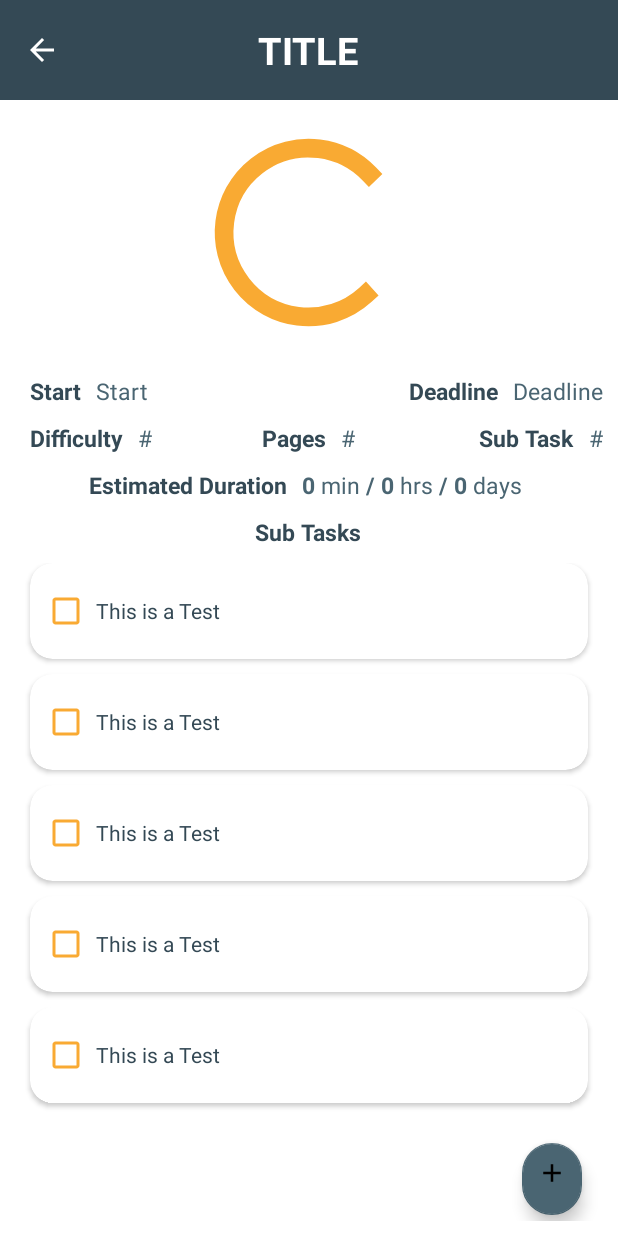
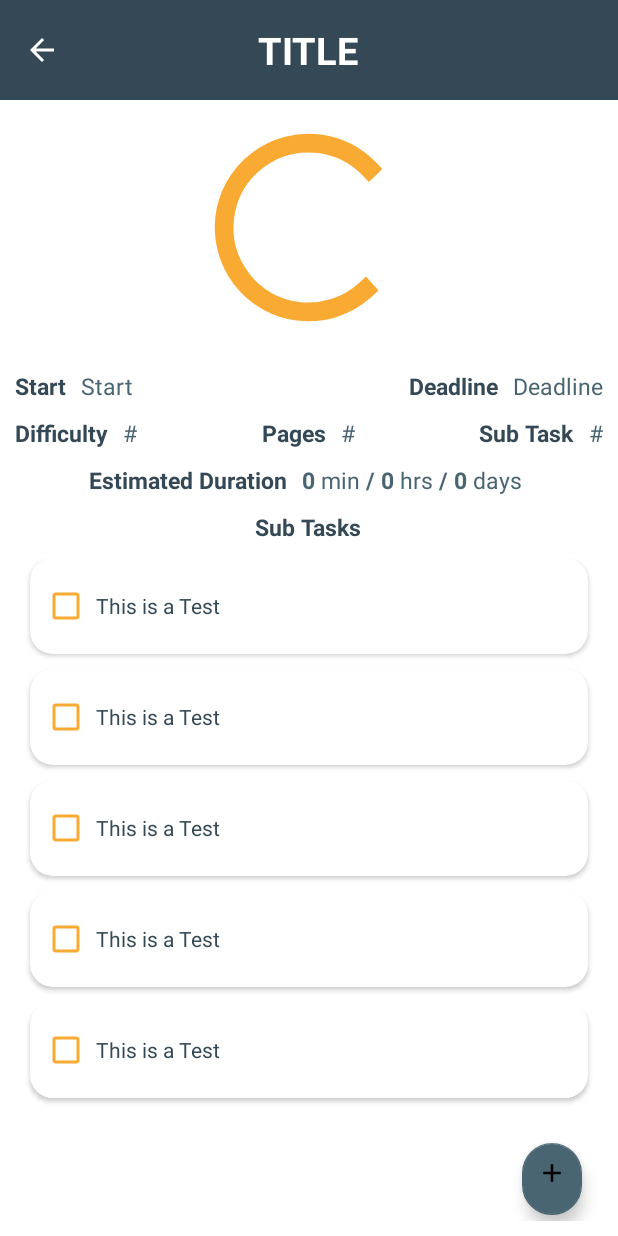
Before and after one commit to ArrsDesign/O-Clock, an Android app: the Task_Display screen opened directly, with no data from a screen before it, on a phone screen of 412 x 824 dp. Run offline under Robolectric (Android 15) with nearby library versions, the phone set to English and light mode, and no system bars; our stand-ins replace Firebase (no records; nobody signed in at launch, a user with empty details on screens opened directly); 1 statement that could not run was skipped.

Commit message:
from saturday

```diff
--- a/app/src/main/java/com/arrsdesign/oclock/Task2_Fragments/Current.java
+++ b/app/src/main/java/com/arrsdesign/oclock/Task2_Fragments/Current.java
@@ -70,6 +70,8 @@ public class Current extends Fragment {
             }
         });
 
+
+
         return view;
     }
 }
--- a/app/src/main/java/com/arrsdesign/oclock/modelSubTask/Task_Display.java
+++ b/app/src/main/java/com/arrsdesign/oclock/modelSubTask/Task_Display.java
@@ -12,6 +12,7 @@ import android.text.Layout;
 import android.util.Log;
 import android.view.View;
 import android.widget.ImageView;
+import android.widget.LinearLayout;
 import android.widget.ProgressBar;
 import android.widget.TextView;
 import android.widget.Toast;
@@ -34,7 +35,7 @@ public class Task_Display extends AppCompatActivity {
 
     FloatingActionButton fab;
 
-    TextView titleTask, startDate, endDate, difficultyNumber, numberPages, numberSub, timeInMinutes, timeInHours, timeInDays;
+    TextView title, start, end, difficulty, pages, sub, minutes, hours, days;
 
 
     RecyclerView subRecycler;
@@ -45,6 +46,7 @@ public class Task_Display extends AppCompatActivity {
     ArrayList<TaskInput> inputList;
     Context context;
     AdapterC adapterC;
+    LinearLayout layout;
 
     ArrayList<TaskInput> taskInputs;
 
@@ -53,17 +55,18 @@ public class Task_Display extends AppCompatActivity {
         super.onCreate(savedInstanceState);
         setContentView(R.layout.activity_task__display);
 
-        titleTask = findViewById(R.id.toolbarTitle);
-        startDate = findViewById(R.id.startDate);
-        endDate = findViewById(R.id.endDate);
-        difficultyNumber = findViewById(R.id.difficultyNumber);
-        numberPages = findViewById(R.id.numberPages);
-        numberSub = findViewById(R.id.numberSub);
-        timeInMinutes = findViewById(R.id.timeInMinutes);
-        timeInHours = findViewById(R.id.timeInHours);
-        timeInDays = findViewById(R.id.timeInDays);
+        title = findViewById(R.id.titleTask);
+        start = findViewById(R.id.startDate);
+        end = findViewById(R.id.endDate);
+        difficulty = findViewById(R.id.difficultyNumber);
+        pages = findViewById(R.id.numberPages);
+        sub = findViewById(R.id.numberSub);
+        minutes = findViewById(R.id.timeInMinutes);
+        hours = findViewById(R.id.timeInHours);
+        days = findViewById(R.id.timeInDays);
 
         inputList = new ArrayList<TaskInput>();
+        layout = findViewById(R.id.dataHolder);
 
         subRecycler = findViewById(R.id.subTaskRecycler);
 
@@ -100,31 +103,8 @@ public class Task_Display extends AppCompatActivity {
 
         //Get Firebase Data
         reference = FirebaseDatabase.getInstance().getReference().child("OClock");
-        reference.child("OClock").addValueEventListener(new ValueEventListener() {
-            @Override
-            public void onDataChange(@NonNull DataSnapshot snapshot) {
-                if (snapshot.exists()){
 
-                    String titleTask = snapshot.child("titleTask").getValue().toString();
-                    String startDate = snapshot.child("startDate").getValue().toString();
-                    String endDate = snapshot.child("endDate").getValue().toString();
-                    String difficultyNumber = snapshot.child("difficultyNumber").getValue().toString();
-                    String numberPages = snapshot.child("numberPages").getValue().toString();
-                    String numberSub = snapshot.child("numberSub").getValue().toString();
-                    String timeInMinutes = snapshot.child("timeInMinutes").getValue().toString();
-                    String timeInHours = snapshot.child("timeInHours").getValue().toString();
-                    String timeInDays = snapshot.child("timeInDays").getValue().toString();
-
-                }
-
-            }
-
-            @Override
-            public void onCancelled(@NonNull DatabaseError error) {
-
-            }
-        });
-
+        getIncom
 
 
     }
--- a/app/src/main/res/layout/activity_task__display.xml
+++ b/app/src/main/res/layout/activity_task__display.xml
@@ -1,9 +1,11 @@
 <?xml version="1.0" encoding="utf-8"?>
-<androidx.constraintlayout.widget.ConstraintLayout xmlns:android="http://schemas.android.com/apk/res/android"
+<LinearLayout xmlns:android="http://schemas.android.com/apk/res/android"
     xmlns:app="http://schemas.android.com/apk/res-auto"
     xmlns:tools="http://schemas.android.com/tools"
     android:layout_width="match_parent"
     android:layout_height="match_parent"
+    android:orientation="vertical"
+    android:id="@+id/dataHolder"
     tools:context=".modelSubTask.Task_Display">
 
     <include layout="@layout/toolbar2"
@@ -26,7 +28,6 @@
             <ProgressBar
                 android:layout_width="150dp"
                 android:layout_height="150dp"
-                android:layout_marginTop="70dp"
                 android:id="@+id/progress_circular"
                 android:layout_marginBottom="20dp"
                 android:layout_centerHorizontal="true"/>
@@ -38,7 +39,6 @@
                 android:layout_height="wrap_content"
                 android:layout_below="@+id/progress_circular"
                 android:layout_marginRight="10dp"
-                android:layout_marginLeft="10dp"
                 android:text="Start"
                 android:textColor="@color/text_bottom"
                 android:textSize="15dp"
@@ -84,7 +84,6 @@
                 android:layout_below="@+id/endDate"
                 android:layout_alignParentStart="true"
                 android:layout_marginRight="10dp"
-                android:layout_marginLeft="10dp"
                 android:text="Difficulty"
                 android:layout_marginTop="10dp"
                 android:textColor="@color/text_bottom"
@@ -293,4 +292,4 @@
 
     </LinearLayout>
 
-</androidx.constraintlayout.widget.ConstraintLayout>
+</LinearLayout>
```
Also changed, not shown: app/src/main/java/com/arrsdesign/oclock/modelSubTask/AdapterC.java (+12 -31 lines).
